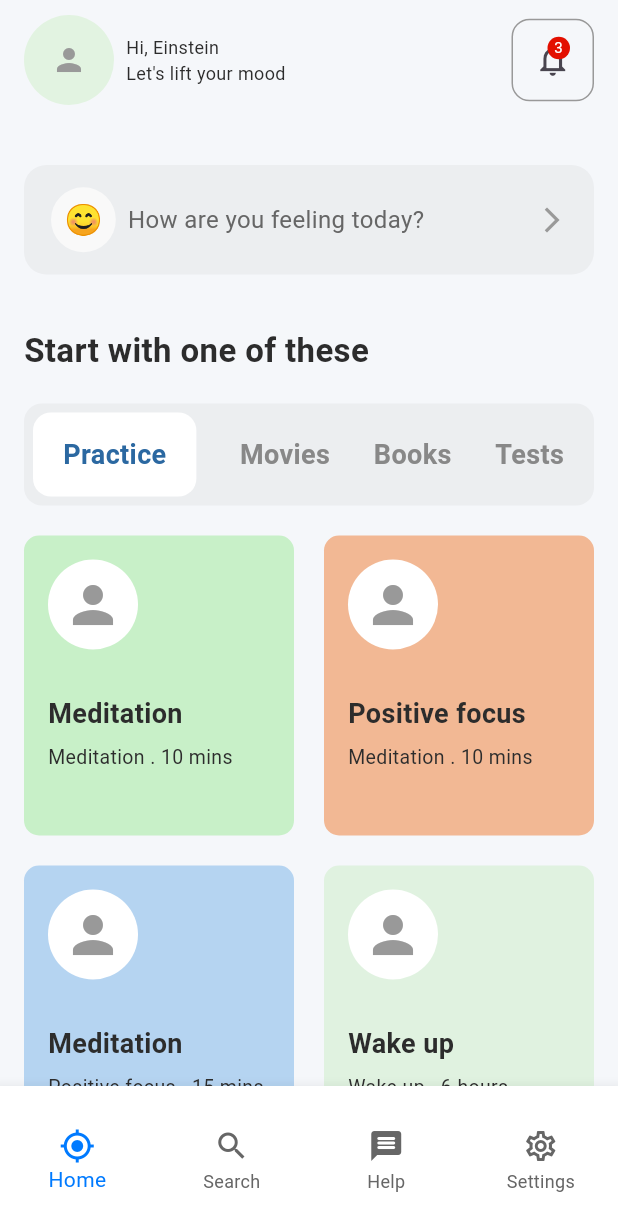
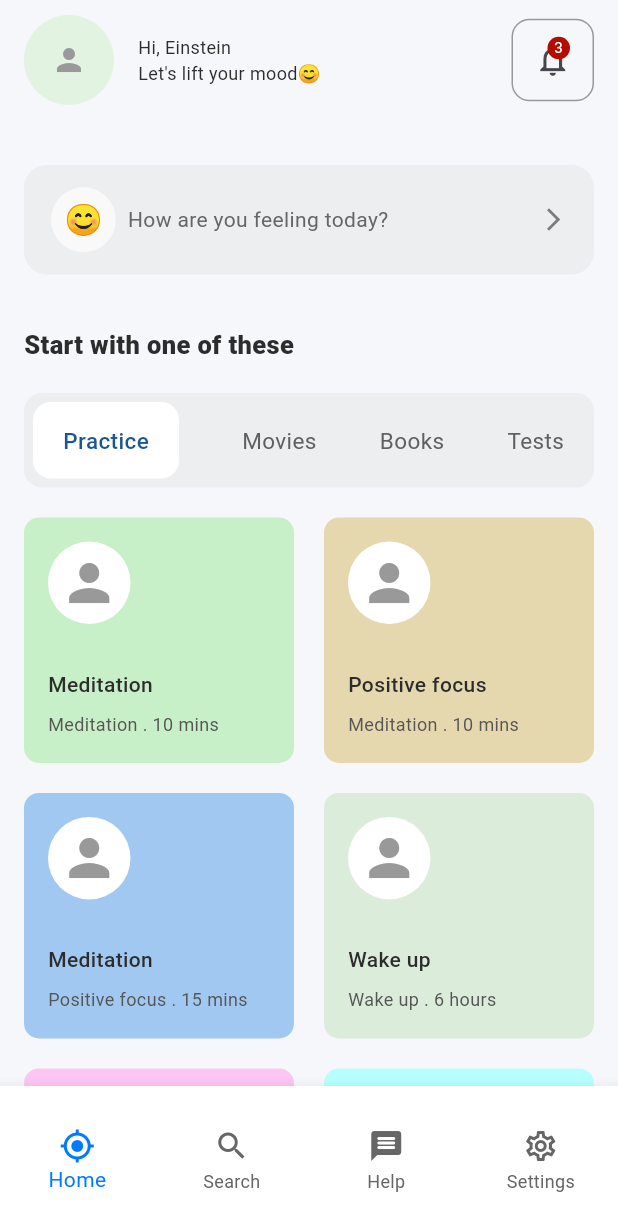
Before and after one commit to JoshuaOzibo/Mental_health_ui, a Flutter app: the screen it shows after launch, on a phone screen of 412 x 824 dp. Shown: the top 1231 px of the screen. Run offline on Flutter 3.47's test engine with Material 3 defaults, Android fonts, the phone set to English and light mode, and no system bars.

Commit message:
feat: update headings and styles in various components for improved UI consistency

```diff
--- a/lib/core/static/data.dart
+++ b/lib/core/static/data.dart
@@ -7,19 +7,19 @@ List<Map<String, String>> data = [
   },
   {
     "paragraphOne": "Meditation . 10 mins",
-    "heading": "Anchoring with the breath",
+    "heading": "Calm Light",
     "paragraphTwo": "Jay Shetty",
     "image": "assets/images/pexels-pixabay-158063.jpg",
   },
   {
     "paragraphOne": "Meditation . 10 mins",
-    "heading": "Anchoring with the breath",
+    "heading": "Daily Move",
     "paragraphTwo": "Jay Shetty",
     "image": "assets/images/pexels-pixabay-158063.jpg",
   },
   {
     "paragraphOne": "Meditation . 10 mins",
-    "heading": "Anchoring with the breath",
+    "heading": "Daily execise",
     "paragraphTwo": "Jay Shetty",
     "image": "assets/images/pexels-pixabay-158063.jpg",
   },
--- a/lib/features/home_page/components/app_bar.dart
+++ b/lib/features/home_page/components/app_bar.dart
@@ -13,6 +13,7 @@ class AppBarSection extends StatelessWidget implements PreferredSizeWidget {
       toolbarHeight: 80,
       backgroundColor: NovaColors.backgroundLight,
       leading: Row(
+        spacing: 8,
         mainAxisAlignment: MainAxisAlignment.start,
         crossAxisAlignment: CrossAxisAlignment.center,
         children: [
@@ -35,7 +36,7 @@ class AppBarSection extends StatelessWidget implements PreferredSizeWidget {
                 style: TextStyle(color: NovaColors.primaryText, fontSize: 12),
               ),
               Text(
-                'Let\'s lift your mood',
+                'Let\'s lift your mood😊',
                 style: TextStyle(color: NovaColors.primaryText, fontSize: 12),
               ),
             ],
@@ -63,7 +64,7 @@ class AppBarSection extends StatelessWidget implements PreferredSizeWidget {
                     width: 15,
                     height: 15,
                     decoration: BoxDecoration(
-                      color: const Color.fromARGB(255, 227, 15, 0),
+                      color: const Color.fromARGB(255, 180, 12, 0),
                       shape: BoxShape.circle,
                     ),
                     child: Text(
--- a/lib/features/home_page/components/card_ui.dart
+++ b/lib/features/home_page/components/card_ui.dart
@@ -25,10 +25,10 @@ class CardUI extends StatelessWidget {
         crossAxisAlignment: CrossAxisAlignment.start,
         children: [
           Container(
-            height: 60,
-            width: 60,
-            decoration: BoxDecoration(
-              color: NovaColors.cardBackground,
+            height: 55,
+            width: 55,
+            decoration: BoxDecoration( //const Color.fromARGB(255, 255, 226, 208), Color.fromARGB(255, 220, 232, 212),
+              color: Colors.white,
               borderRadius: BorderRadius.circular(100),
             ),
 
@@ -43,19 +43,19 @@ class CardUI extends StatelessWidget {
             practice,
             style: TextStyle(
               color: NovaColors.primaryText,
-              fontSize: 18,
-              fontWeight: FontWeight.bold,
+              fontSize: 14,
+              fontWeight: FontWeight.w500,
             ),
           ),
 
-          SizedBox(height: 6),
+          SizedBox(height: 8),
 
           Text(
             time,
             style: TextStyle(
-              color: NovaColors.primaryText,
+              color: const Color.fromARGB(255, 85, 85, 85),
               fontWeight: FontWeight.normal,
-              fontSize: 13,
+              fontSize: 12,
             ),
           ),
         ],
--- a/lib/features/home_page/components/feelings_button.dart
+++ b/lib/features/home_page/components/feelings_button.dart
@@ -40,7 +40,7 @@ class FellingsButton extends StatelessWidget {
                     ),
                     child: Text(
                       emoji!,
-                      style: const TextStyle(fontSize: 20),
+                      style: const TextStyle(fontSize: 20,),
                     ),
                   ),
                 const SizedBox(width: 8),
@@ -48,7 +48,7 @@ class FellingsButton extends StatelessWidget {
                   text,
                   style: const TextStyle(
                     color: Color.fromARGB(255, 102, 102, 102),
-                    fontSize: 16,
+                    fontSize: 14,
                   ),
                 ),
               ],
--- a/lib/features/home_page/components/practices_ui.dart
+++ b/lib/features/home_page/components/practices_ui.dart
@@ -18,7 +18,7 @@ class PracticesUi extends StatelessWidget {
               crossAxisCount: 2,
               crossAxisSpacing: 20,
               mainAxisSpacing: 20,
-              childAspectRatio: 0.9,
+              childAspectRatio: 1.1,
             ),
 
             itemCount: practiceData.length,
@@ -26,11 +26,11 @@ class PracticesUi extends StatelessWidget {
               final data = practiceData[index];
               return CardUI(
                 color: data['color'] == "NovaColors.meditationGreen" ? NovaColors.meditationGreen
-                : data['color'] == "NovaColors.positiveFocusPeach," ? NovaColors.positiveFocusPeach
-                : data['color'] == "NovaColors.wakeUpBlue" ? NovaColors.wakeUpBlue
-                : data['color'] == "NovaColors.mindfulnessLightGreen" ? NovaColors.mindfulnessLightGreen
-                : data['color'] == "const Color.fromARGB(255, 218, 255, 153)" ? const Color.fromARGB(255, 218, 255, 153)
-                : const Color.fromARGB(255, 176, 255, 255),
+                : data['color'] == "NovaColors.positiveFocusPeach," ? const Color.fromARGB(255, 230, 216, 174)
+                : data['color'] == "NovaColors.wakeUpBlue" ? const Color.fromARGB(255, 161, 200, 240)
+                : data['color'] == "NovaColors.mindfulnessLightGreen" ? const Color.fromARGB(255, 219, 236, 219)
+                : data['color'] == "const Color.fromARGB(255, 218, 255, 153)" ? const Color.fromARGB(255, 253, 197, 242)
+                : const Color.fromARGB(255, 183, 255, 255),
                 practice: data['practice']!,
                 time: data['time']!,
               );
--- a/lib/features/home_page/screens/home_screen.dart
+++ b/lib/features/home_page/screens/home_screen.dart
@@ -25,8 +25,8 @@ class HomeScreen extends StatelessWidget {
                 emoji: '😊',
                 trailing: Icon(
                   Icons.arrow_forward_ios_outlined,
-                  color: NovaColors.iconGray,
-                  size: 20,
+                  color: const Color.fromARGB(255, 124, 124, 124),
+                  size: 18,
                 ),
                 onPressed: () => {
                   showBottomSheet(
@@ -48,8 +48,8 @@ class HomeScreen extends StatelessWidget {
                     'Start with one of these',
                     style: TextStyle(
                       color: NovaColors.primaryText,
-                      fontSize: 22,
-                      fontWeight: FontWeight.bold,
+                      fontSize: 17,
+                      fontWeight: FontWeight.w800,
                     ),
                   ),
                   SizedBox(height: 20),
@@ -81,34 +81,34 @@ class HomeScreen extends StatelessWidget {
                           child: Text(
                             'Practice',
                             style: TextStyle(
-                              color: const Color.fromARGB(255, 43, 104, 161),
-                              fontSize: 18,
-                              fontWeight: FontWeight.bold,
+                              color: const Color.fromARGB(255, 27, 87, 143),
+                              fontSize: 15,
+                              fontWeight: FontWeight.w500,
                             ),
                           ),
                         ),
                         Text(
                           'Movies',
                           style: TextStyle(
-                            color: NovaColors.subtleText,
-                            fontSize: 18,
-                            fontWeight: FontWeight.bold,
+                            color: const Color.fromARGB(255, 96, 96, 96),
+                            fontSize: 15,
+                              fontWeight: FontWeight.normal,
                           ),
                         ),
                         Text(
                           'Books',
                           style: TextStyle(
-                            color: NovaColors.subtleText,
-                            fontSize: 18,
-                            fontWeight: FontWeight.bold,
+                            color: const Color.fromARGB(255, 96, 96, 96),
+                            fontSize: 15,
+                              fontWeight: FontWeight.normal,
                           ),
                         ),
                         Text(
                           'Tests',
                           style: TextStyle(
-                            color: NovaColors.subtleText,
-                            fontSize: 18,
-                            fontWeight: FontWeight.bold,
+                            color: const Color.fromARGB(255, 96, 96, 96),
+                            fontSize: 15,
+                              fontWeight: FontWeight.normal,
                           ),
                         ),
                       ],
```
